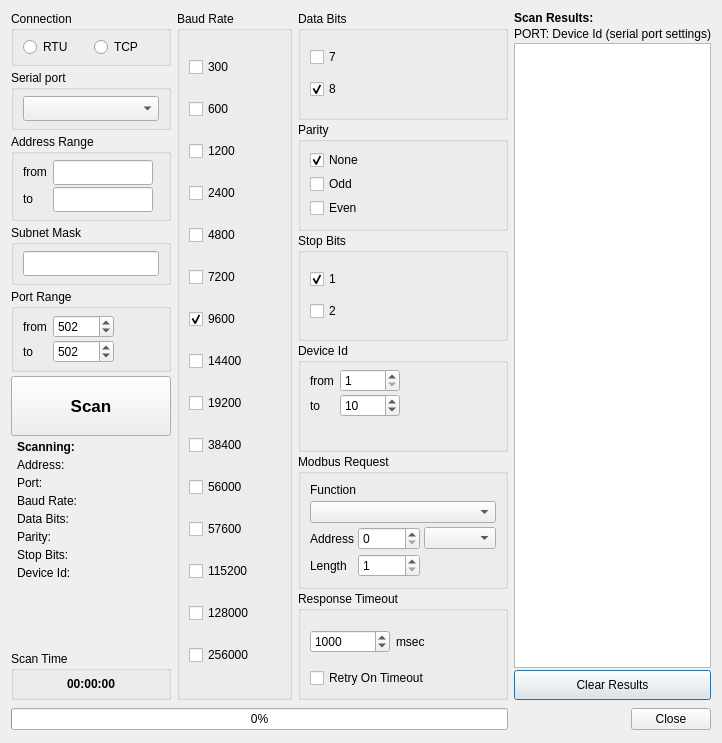
Qt form omodscan/dialogs/dialogmodbusscanner.ui (sanny32/OpenModScan) before a commit.
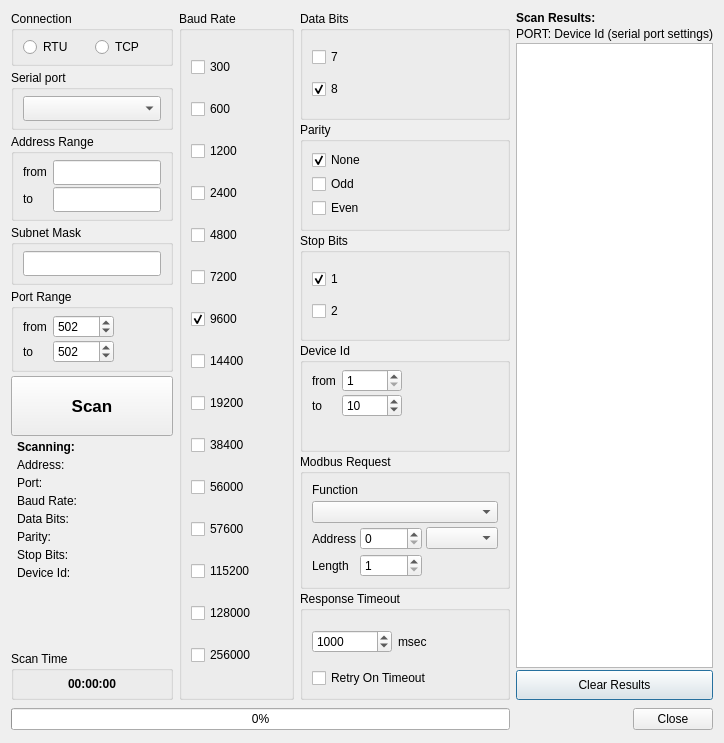
The same form after that commit. Icons and pictures are not drawn. Custom widgets are drawn as their Qt base class.

Commit message: Correct ui view of modbus scanner dialog

```diff
--- a/omodscan/dialogs/dialogmodbusscanner.ui
+++ b/omodscan/dialogs/dialogmodbusscanner.ui
@@ -699,7 +699,7 @@
            <widget class="QComboBox" name="comboBoxSerial">
             <property name="minimumSize">
              <size>
-              <width>100</width>
+              <width>120</width>
               <height>25</height>
              </size>
             </property>
@@ -765,7 +765,7 @@
             </property>
             <property name="maximumSize">
              <size>
-              <width>100</width>
+              <width>120</width>
               <height>16777215</height>
              </size>
             </property>
@@ -787,7 +787,7 @@
             </property>
             <property name="maximumSize">
              <size>
-              <width>100</width>
+              <width>120</width>
               <height>16777215</height>
              </size>
             </property>
```
